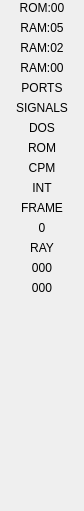
Qt form ui/dbgwidgets/form_misc.ui (dotkoval/xpeccy-plus) before a commit.
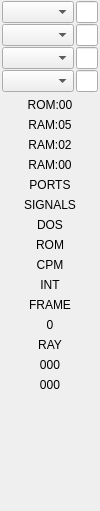
The same form after that commit. Custom widgets are drawn as their Qt base class.

The edit to the form file:
```diff
--- a/ui/dbgwidgets/form_misc.ui
+++ b/ui/dbgwidgets/form_misc.ui
@@ -26,6 +26,54 @@
    <property name="bottomMargin">
     <number>5</number>
    </property>
+   <item>
+    <widget class="QWidget" name="widMMap" native="true">
+     <layout class="QGridLayout" name="gridMMap">
+      <property name="leftMargin">
+       <number>0</number>
+      </property>
+      <property name="topMargin">
+       <number>0</number>
+      </property>
+      <property name="rightMargin">
+       <number>0</number>
+      </property>
+      <property name="bottomMargin">
+       <number>0</number>
+      </property>
+      <property name="horizontalSpacing">
+       <number>2</number>
+      </property>
+      <property name="verticalSpacing">
+       <number>1</number>
+      </property>
+      <item row="0" column="0">
+       <widget class="QComboBox" name="cbPG0"/>
+      </item>
+      <item row="0" column="1">
+       <widget class="xHexSpin" name="numPG0"/>
+      </item>
+      <item row="1" column="0">
+       <widget class="QComboBox" name="cbPG1"/>
+      </item>
+      <item row="1" column="1">
+       <widget class="xHexSpin" name="numPG1"/>
+      </item>
+      <item row="2" column="0">
+       <widget class="QComboBox" name="cbPG2"/>
+      </item>
+      <item row="2" column="1">
+       <widget class="xHexSpin" name="numPG2"/>
+      </item>
+      <item row="3" column="0">
+       <widget class="QComboBox" name="cbPG3"/>
+      </item>
+      <item row="3" column="1">
+       <widget class="xHexSpin" name="numPG3"/>
+      </item>
+     </layout>
+    </widget>
+   </item>
    <item>
     <widget class="QLabel" name="labPG0">
      <property name="text">
@@ -243,6 +291,13 @@
    </item>
   </layout>
  </widget>
+ <customwidgets>
+  <customwidget>
+   <class>xHexSpin</class>
+   <extends>QLineEdit</extends>
+   <header location="global">stdlib.h</header>
+  </customwidget>
+ </customwidgets>
  <resources/>
  <connections/>
 </ui>
```
